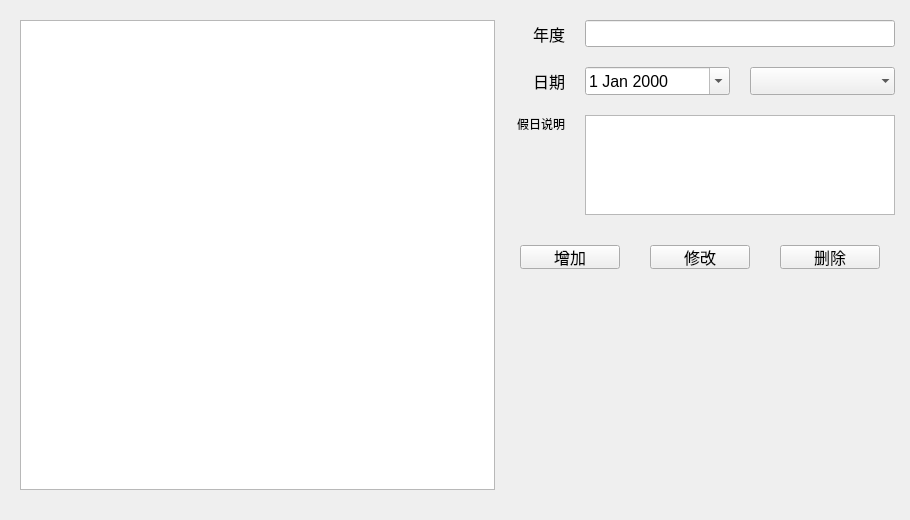
ruofeng216/fmlnew, file FML/view/mainframe/paramgrholiday.ui: the form before one commit.
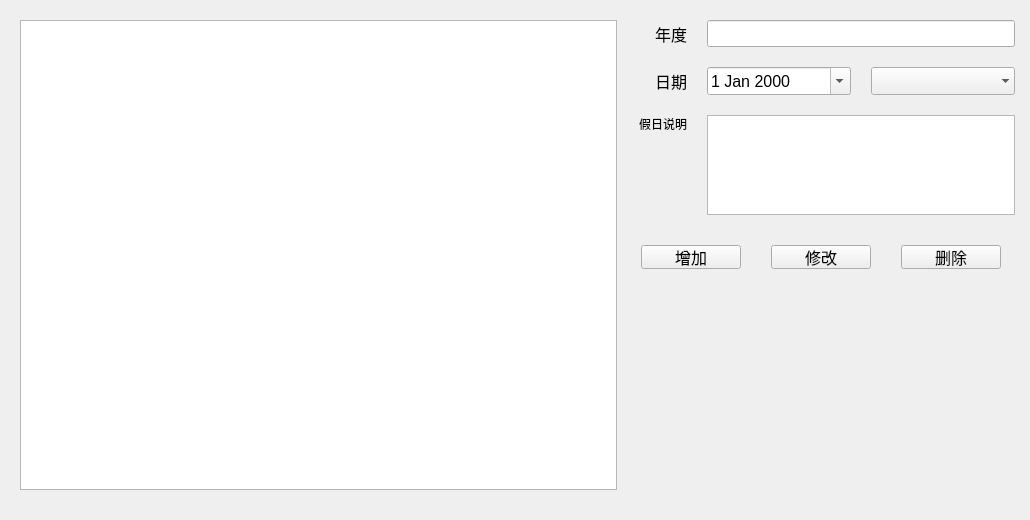
The form after the commit.

```diff
--- a/FML/view/mainframe/paramgrholiday.ui
+++ b/FML/view/mainframe/paramgrholiday.ui
@@ -6,7 +6,7 @@
    <rect>
     <x>0</x>
     <y>0</y>
-    <width>910</width>
+    <width>1030</width>
     <height>520</height>
    </rect>
   </property>
@@ -30,7 +30,7 @@
     <number>0</number>
    </property>
    <item>
-    <layout class="QHBoxLayout" name="horizontalLayout_5" stretch="1,0">
+    <layout class="QHBoxLayout" name="horizontalLayout_5" stretch="3,2">
      <property name="spacing">
       <number>0</number>
      </property>
@@ -50,7 +50,7 @@
       <widget class="QTreeView" name="treeView">
        <property name="minimumSize">
         <size>
-         <width>0</width>
+         <width>300</width>
          <height>0</height>
         </size>
        </property>
@@ -123,13 +123,13 @@
       <widget class="QWidget" name="rightWidget" native="true">
        <property name="minimumSize">
         <size>
-         <width>400</width>
+         <width>0</width>
          <height>0</height>
         </size>
        </property>
        <property name="maximumSize">
         <size>
-         <width>400</width>
+         <width>16777215</width>
          <height>16777215</height>
         </size>
        </property>
@@ -234,7 +234,7 @@
             </property>
             <property name="minimumSize">
              <size>
-              <width>120</width>
+              <width>0</width>
               <height>0</height>
              </size>
             </property>
@@ -258,7 +258,7 @@
             </property>
             <property name="minimumSize">
              <size>
-              <width>100</width>
+              <width>0</width>
               <height>0</height>
              </size>
             </property>
```
